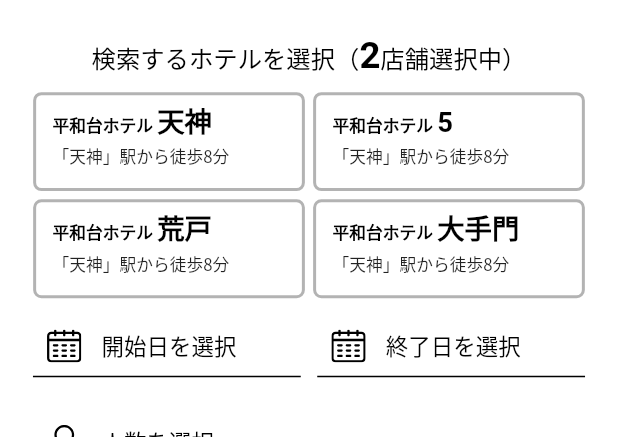
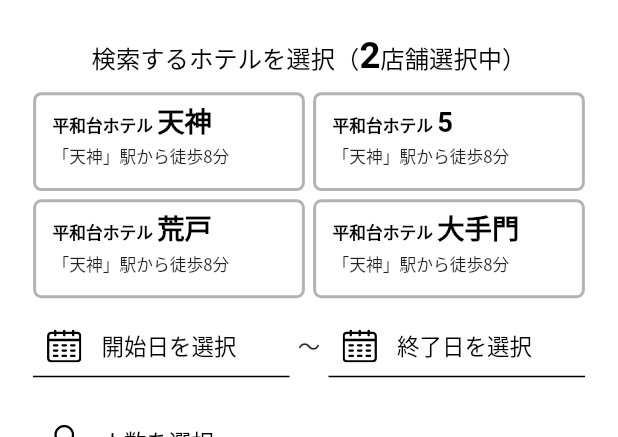
Before and after one commit to en-gine/heiwadai_app, a Flutter app: the SearchScreen screen opened by its route, on a phone screen of 412 x 824 dp, the part 120-557 px from its top. Run offline on Flutter 3.47's test engine with Material 2 defaults, Android fonts, the phone set to English and light mode, and no system bars; drawn by our look-alikes of simple_shadow; our stand-ins replace flutter_datetime_picker_plus, flutter_hooks, flutter_html, flutter_screenutil, flutter_svg, go_router and 2 more; network calls fail.

Commit message:
ファイル位置変更

```diff
--- a/lib/screens/search_screen.dart
+++ b/lib/screens/search_screen.dart
@@ -10,7 +10,7 @@ import 'package:heiwadai_app/widgets/menu/appbar.dart';
 import 'package:heiwadai_app/widgets/menu/drawer.dart';
 import 'package:heiwadai_app/widgets/menu/appbar_bottom.dart';
 import 'package:heiwadai_app/widgets/components/plan_card.dart';
-import 'package:heiwadai_app/widgets/components/calendar/open_calendar.dart';
+import 'package:heiwadai_app/widgets/components/reservation/open_calendar.dart';
 
 import 'package:heiwadai_app/data/stores.dart';
 import 'package:heiwadai_app/data/reservations.dart';
@@ -200,7 +200,9 @@ class SearchScreen extends ConsumerWidget {
                                           ),
                                         ),
                                       ),
-                                      SizedBox(width: 10.w),
+                                      SizedBox(width: 5.w),
+                                      const Text("～"),
+                                      SizedBox(width: 5.w),
                                       Expanded(
                                         child: TextFormField(
                                           onTap: () {
--- a/lib/widgets/components/calendar/month_calendar.dart
+++ b/lib/widgets/components/reservation/month_calendar.dart
@@ -5,7 +5,7 @@ import 'package:flutter_screenutil/flutter_screenutil.dart';
 import 'package:hooks_riverpod/hooks_riverpod.dart';
 
 import 'package:heiwadai_app/widgets/components/heading.dart';
-import 'package:heiwadai_app/widgets/components/calendar/day_calendar.dart';
+import 'package:heiwadai_app/widgets/components/reservation/day_calendar.dart';
 
 import 'package:heiwadai_app/models/calendar.dart';
 import 'package:heiwadai_app/provider/reservation.dart';
--- a/lib/widgets/components/calendar/open_calendar.dart
+++ b/lib/widgets/components/reservation/open_calendar.dart
@@ -4,7 +4,7 @@ import "package:intl/intl.dart";
 import 'package:flutter_screenutil/flutter_screenutil.dart';
 import 'package:hooks_riverpod/hooks_riverpod.dart';
 
-import 'package:heiwadai_app/widgets/components/calendar/month_calendar.dart';
+import 'package:heiwadai_app/widgets/components/reservation/month_calendar.dart';
 
 import 'package:heiwadai_app/models/calendar.dart';
 import 'package:heiwadai_app/provider/reservation.dart';
```
Also changed, not shown: lib/widgets/components/reservation/day_calendar.dart (renamed from lib/widgets/components/calendar/day_calendar.dart).
